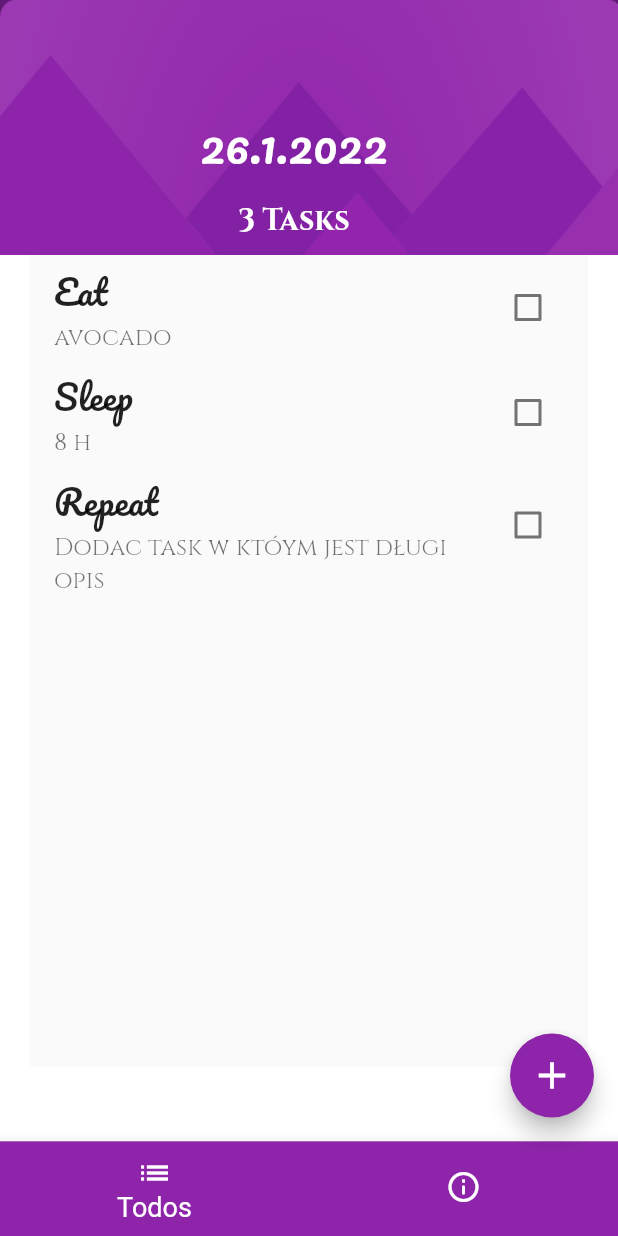
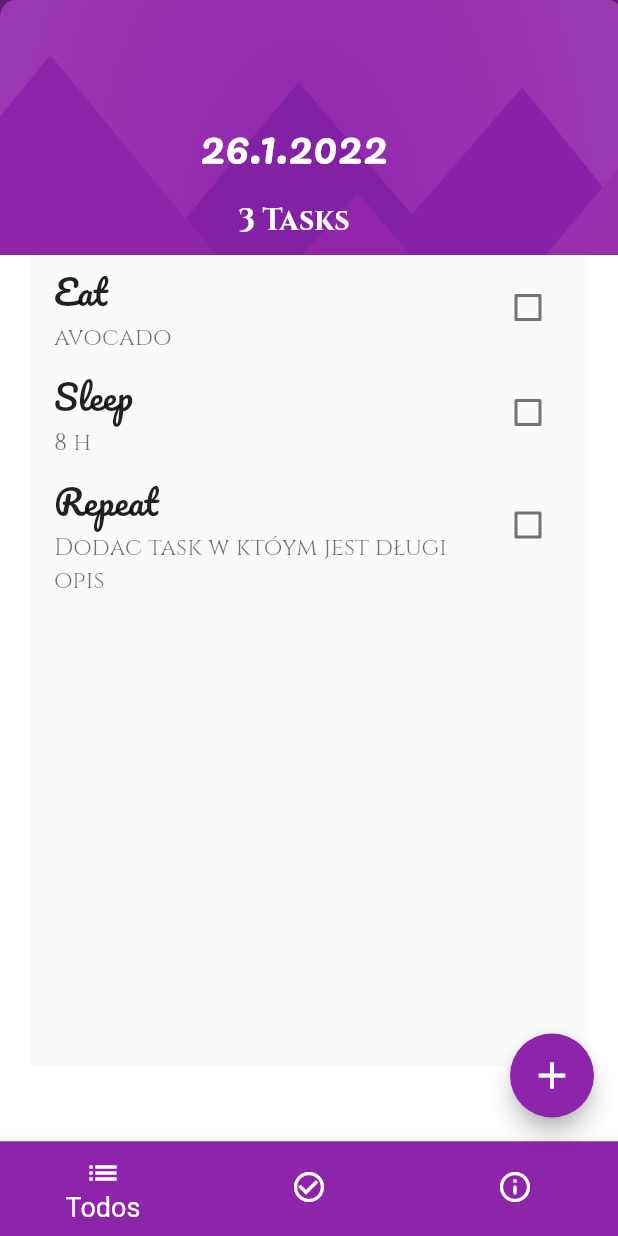
Before and after one commit to WeronikaWItt/todoey, a Flutter app: the screen it shows after launch, on a phone screen of 412 x 824 dp. Run offline on Flutter 3.47's test engine with Material 2 defaults, Android fonts, the phone set to English and light mode, and no system bars; drawn by our look-alikes of flutter_slidable; our stand-ins replace shared_preferences.

Commit message:
done tasks screen added

```diff
--- a/lib/screens/task_screen.dart
+++ b/lib/screens/task_screen.dart
@@ -3,6 +3,7 @@ import 'package:provider/provider.dart';
 import 'package:to_do/constants.dart';
 import 'package:to_do/models/task_data.dart';
 import 'package:to_do/screens/add_task.dart';
+import 'package:to_do/widgets/done_tasks.dart';
 import 'package:to_do/widgets/info_dialog.dart';
 import 'package:to_do/widgets/tasks_list.dart';
 
@@ -18,6 +19,7 @@ class _TaskScreenState extends State<TaskScreen> {
 
   static List<Widget> _widgetOptions = <Widget>[
     TasksList(),
+    DoneTasks(),
     InfoDialog(),
   ];
 
@@ -44,6 +46,12 @@ class _TaskScreenState extends State<TaskScreen> {
                 color: Colors.white,
               ),
               label: 'Todos'),
+          BottomNavigationBarItem(
+              icon: Icon(
+                Icons.check_circle_outline,
+                color: Colors.white,
+              ),
+              label: 'Done'),
           BottomNavigationBarItem(
               icon: Icon(
                 Icons.info_outline_rounded,
```
